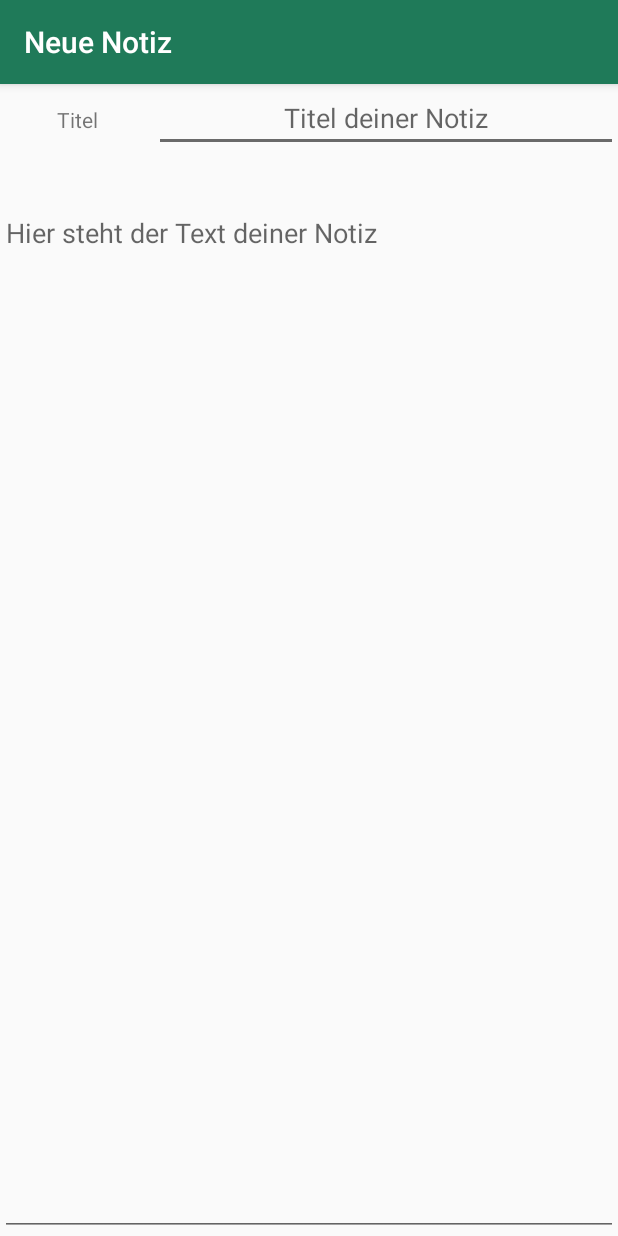
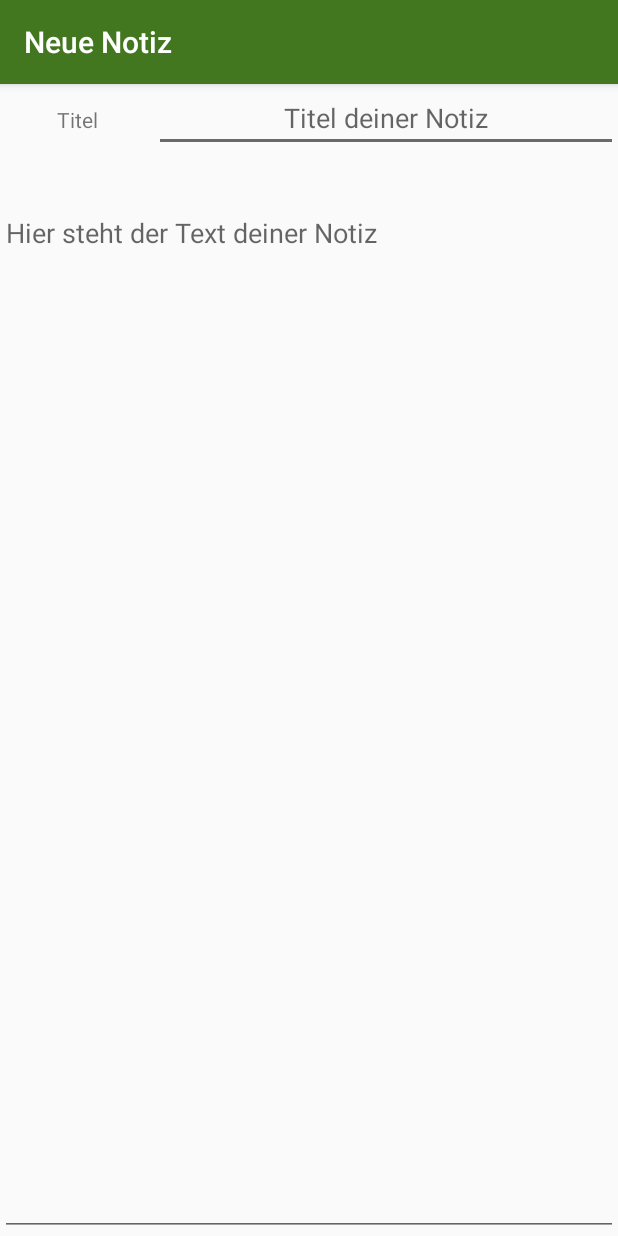
Before and after one commit to cmalinowska/EMI_Projekt, an Android app: the DisplayNote screen opened directly, with no data from a screen before it, on a phone screen of 412 x 824 dp. Run offline under Robolectric (Android 15) with nearby library versions, the phone set to English and light mode, and no system bars.

Commit message:
changed maincolor to olivegreen

```diff
--- a/app/src/main/res/values/colors.xml
+++ b/app/src/main/res/values/colors.xml
@@ -1,6 +1,6 @@
 <?xml version="1.0" encoding="utf-8"?>
 <resources>
-    <color name="colorPrimary">#1f7a59</color>
+    <color name="colorPrimary">#42761f</color>
     <color name="colorPrimaryDark">#2B3038</color>
     <color name="textColorPrimary">#FFFFFF</color>
     <color name="windowBackground">#FFFFFF</color>
--- a/build.gradle
+++ b/build.gradle
@@ -7,7 +7,7 @@ buildscript {
         jcenter()
     }
     dependencies {
-        classpath 'com.android.tools.build:gradle:3.0.0'
+        classpath 'com.android.tools.build:gradle:3.0.1'
 
 
         // NOTE: Do not place your application dependencies here; they belong
```
